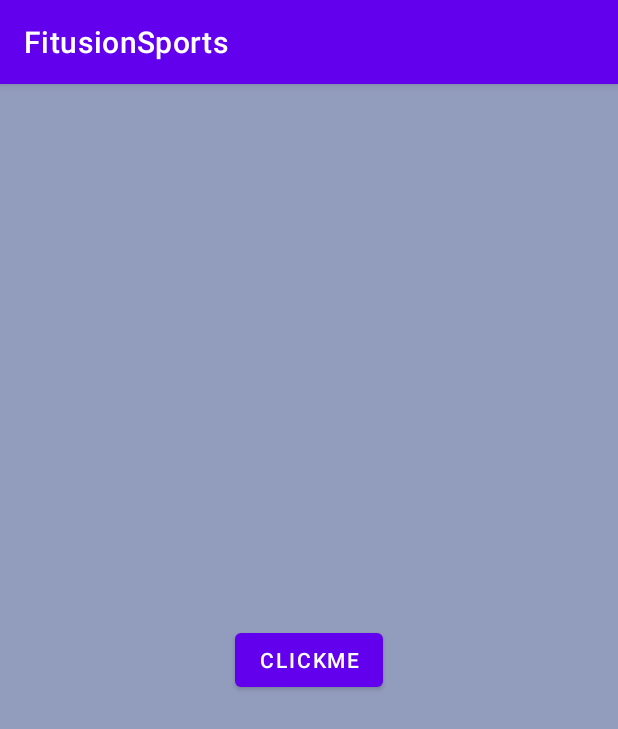
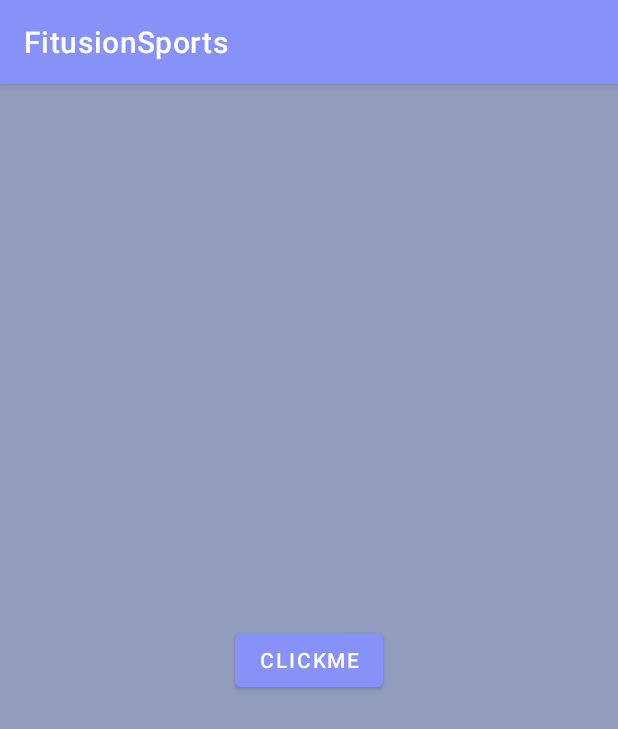
Before and after one commit to SnazzyNivesh522/FitusionSports, an Android app: the screen it shows after launch (MainActivity), on a phone screen of 412 x 824 dp. Shown: the top 729 px of the screen. Run offline under Robolectric (Android 15) with nearby library versions, the phone set to English and light mode, and no system bars; 2 statements that could not run were skipped.

Commit message:
changed to lavender theme

```diff
--- a/app/src/main/res/values/themes.xml
+++ b/app/src/main/res/values/themes.xml
@@ -2,9 +2,9 @@
     <!-- Base application theme. -->
     <style name="Theme.FitusionSports" parent="Theme.MaterialComponents.DayNight.DarkActionBar">
         <!-- Primary brand color. -->
-        <item name="colorPrimary">@color/purple_500</item>
+        <item name="colorPrimary">@color/lavender</item>
 
-        <item name="colorPrimaryVariant">@color/purple_700</item>
+        <item name="colorPrimaryVariant">@color/lavender</item>
         <item name="colorOnPrimary">@color/white</item>
         <!-- Secondary brand color. -->
         <item name="colorSecondary">@color/teal_200</item>
```
